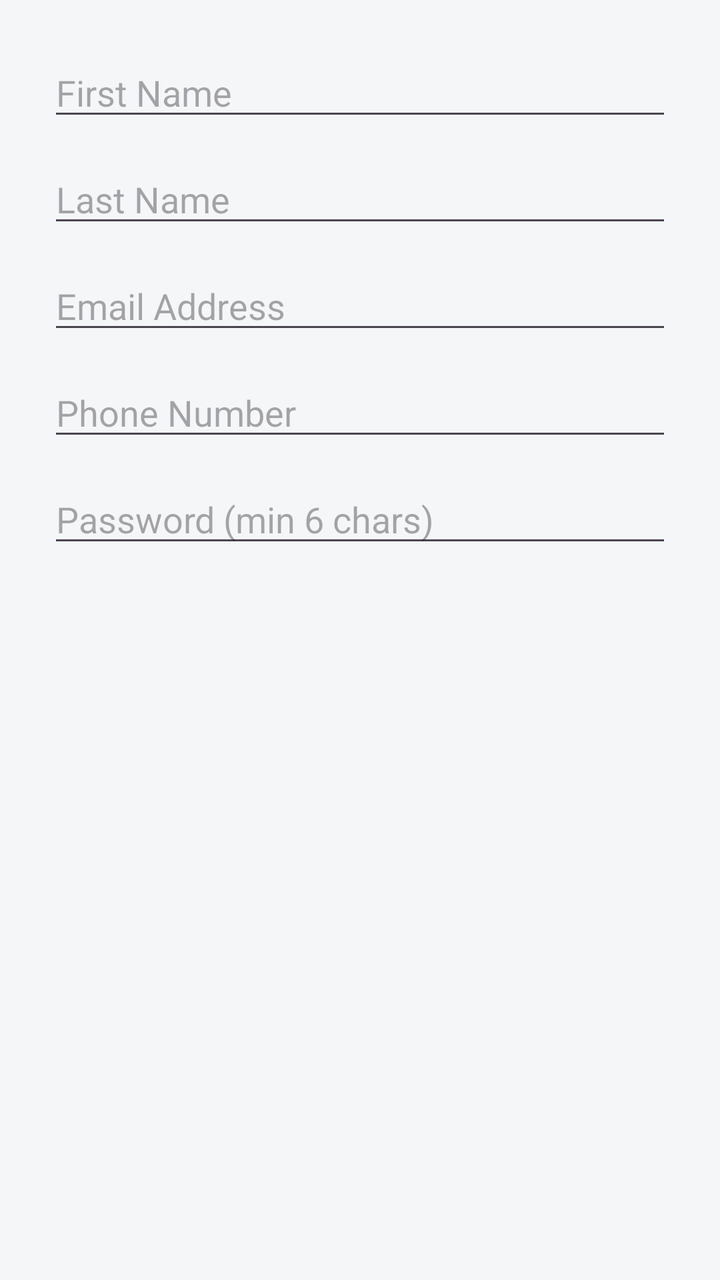
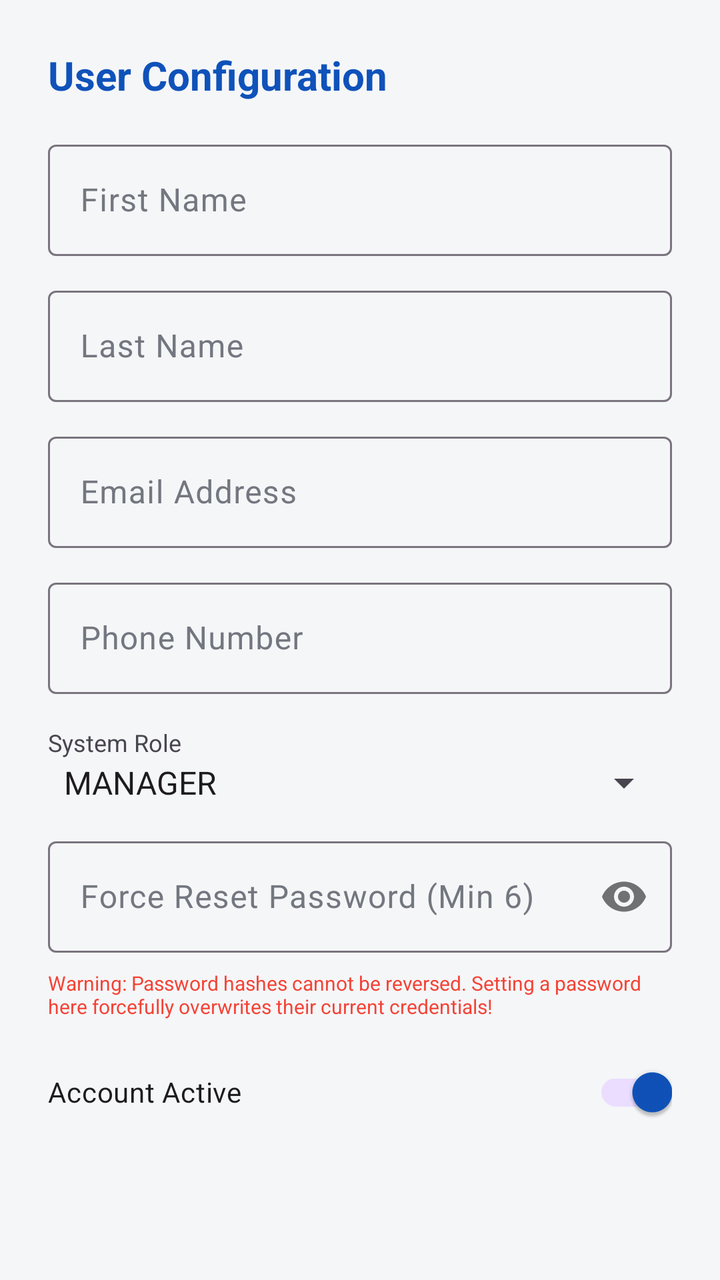

Compare the two renders of this Android layout. The source of the first and the diff that turns it into the second are given below.
<!-- AndroidManifest.xml: application theme Theme.TECHFIX -->
<!-- res/layout/dialog_manager_form.xml -->
<?xml version="1.0" encoding="utf-8"?>
<LinearLayout xmlns:android="http://schemas.android.com/apk/res/android"
    android:layout_width="match_parent"
    android:layout_height="wrap_content"
    android:orientation="vertical"
    android:padding="24dp">

    <EditText
        android:id="@+id/et_first_name"
        android:layout_width="match_parent"
        android:layout_height="wrap_content"
        android:hint="First Name"
        android:inputType="textPersonName"
        android:layout_marginBottom="12dp"/>

    <EditText
        android:id="@+id/et_last_name"
        android:layout_width="match_parent"
        android:layout_height="wrap_content"
        android:hint="Last Name"
        android:inputType="textPersonName"
        android:layout_marginBottom="12dp"/>

    <EditText
        android:id="@+id/et_email"
        android:layout_width="match_parent"
        android:layout_height="wrap_content"
        android:hint="Email Address"
        android:inputType="textEmailAddress"
        android:layout_marginBottom="12dp"/>

    <EditText
        android:id="@+id/et_phone"
        android:layout_width="match_parent"
        android:layout_height="wrap_content"
        android:hint="Phone Number"
        android:inputType="phone"
        android:layout_marginBottom="12dp"/>

    <EditText
        android:id="@+id/et_password"
        android:layout_width="match_parent"
        android:layout_height="wrap_content"
        android:hint="Password (min 6 chars)"
        android:inputType="textPassword" />

</LinearLayout>
<!-- resources referenced by this layout -->
<resources>
  <color name="app_background">#F5F6F8</color>
  <color name="app_surface">#FFFFFF</color>
  <color name="app_surface_variant">#F0F2F5</color>
  <color name="app_text_primary">#1A1C1E</color>
  <color name="app_text_secondary">#73777F</color>
  <color name="app_primary">#0F52BA</color>
  <color name="app_primary_variant">#0B3D8A</color>
  <color name="white">#FFFFFF</color>
  <color name="app_secondary">#1976D2</color>
  <style name="Widget.App.CardView" parent="Widget.Material3.CardView.Elevated">
          <item name="cardElevation">0dp</item>
          <item name="cardBackgroundColor">@color/app_surface</item>
          <item name="strokeWidth">1dp</item>
          <item name="strokeColor">@color/card_border</item>
          <item name="shapeAppearanceOverlay">@style/ShapeAppearance.App.LargeComponent</item>
      </style>
  <style name="Theme.App.BottomSheetDialog" parent="Theme.Material3.DayNight.BottomSheetDialog">
          <item name="bottomSheetStyle">@style/Widget.App.BottomSheet</item>
      </style>
  <style name="Widget.App.Button" parent="Widget.Material3.Button">
          <item name="shapeAppearanceOverlay">@style/ShapeAppearance.App.SmallComponent</item>
          <item name="android:paddingTop">14dp</item>
          <item name="android:paddingBottom">14dp</item>
          <item name="android:fontFamily">sans-serif-medium</item>
      </style>
  <style name="Widget.App.BottomNavigationView" parent="Widget.Material3.BottomNavigationView">
          <item name="backgroundTint">@color/app_surface</item>
          <item name="itemIconTint">@color/bottom_nav_color</item>
          <item name="itemTextColor">@color/bottom_nav_color</item>
          <item name="elevation">8dp</item>
      </style>
  <color name="card_border">#00000000</color>
  <style name="ShapeAppearance.App.LargeComponent" parent="ShapeAppearance.Material3.LargeComponent">
          <item name="cornerFamily">rounded</item>
          <item name="cornerSize">20dp</item>
      </style>
  <style name="Widget.App.BottomSheet" parent="Widget.Material3.BottomSheet">
          <item name="backgroundTint">@color/app_surface</item>
          <item name="shapeAppearanceOverlay">@style/ShapeAppearance.App.BottomSheet</item>
      </style>
  <style name="ShapeAppearance.App.SmallComponent" parent="ShapeAppearance.Material3.SmallComponent">
          <item name="cornerFamily">rounded</item>
          <item name="cornerSize">14dp</item>
      </style>
  <style name="ShapeAppearance.App.BottomSheet" parent="ShapeAppearance.Material3.LargeComponent">
          <item name="cornerFamily">rounded</item>
          <item name="cornerSizeTopRight">28dp</item>
          <item name="cornerSizeTopLeft">28dp</item>
          <item name="cornerSizeBottomRight">0dp</item>
          <item name="cornerSizeBottomLeft">0dp</item>
      </style>
  <!-- unchanged entries left out for length: 1 -->
</resources>

<!-- the commit's change to res/layout/dialog_manager_form.xml (unified diff, before → after) -->
@@ -1,47 +1,114 @@
 <?xml version="1.0" encoding="utf-8"?>
 <LinearLayout xmlns:android="http://schemas.android.com/apk/res/android"
+    xmlns:app="http://schemas.android.com/apk/res-auto"
     android:layout_width="match_parent"
     android:layout_height="wrap_content"
     android:orientation="vertical"
     android:padding="24dp">
 
-    <EditText
-        android:id="@+id/et_first_name"
+    <TextView
+        android:id="@+id/tv_dialog_title"
         android:layout_width="match_parent"
         android:layout_height="wrap_content"
-        android:hint="First Name"
-        android:inputType="textPersonName"
+        android:text="User Configuration"
+        android:textSize="20sp"
+        android:textStyle="bold"
+        android:textColor="?attr/colorPrimary"
+        android:layout_marginBottom="16dp"/>
+
+    <com.google.android.material.textfield.TextInputLayout
+        android:layout_width="match_parent"
+        android:layout_height="wrap_content"
+        android:layout_marginBottom="12dp"
+        style="@style/Widget.Material3.TextInputLayout.OutlinedBox">
+        <com.google.android.material.textfield.TextInputEditText
+            android:id="@+id/et_first_name"
+            android:layout_width="match_parent"
+            android:layout_height="wrap_content"
+            android:hint="First Name"
+            android:inputType="textPersonName"/>
+    </com.google.android.material.textfield.TextInputLayout>
+
+    <com.google.android.material.textfield.TextInputLayout
+        android:layout_width="match_parent"
+        android:layout_height="wrap_content"
+        android:layout_marginBottom="12dp"
+        style="@style/Widget.Material3.TextInputLayout.OutlinedBox">
+        <com.google.android.material.textfield.TextInputEditText
+            android:id="@+id/et_last_name"
+            android:layout_width="match_parent"
+            android:layout_height="wrap_content"
+            android:hint="Last Name"
+            android:inputType="textPersonName"/>
+    </com.google.android.material.textfield.TextInputLayout>
+
+    <com.google.android.material.textfield.TextInputLayout
+        android:layout_width="match_parent"
+        android:layout_height="wrap_content"
+        android:layout_marginBottom="12dp"
+        style="@style/Widget.Material3.TextInputLayout.OutlinedBox">
+        <com.google.android.material.textfield.TextInputEditText
+            android:id="@+id/et_email"
+            android:layout_width="match_parent"
+            android:layout_height="wrap_content"
+            android:hint="Email Address"
+            android:inputType="textEmailAddress"/>
+    </com.google.android.material.textfield.TextInputLayout>
+
+    <com.google.android.material.textfield.TextInputLayout
+        android:layout_width="match_parent"
+        android:layout_height="wrap_content"
+        android:layout_marginBottom="12dp"
+        style="@style/Widget.Material3.TextInputLayout.OutlinedBox">
+        <com.google.android.material.textfield.TextInputEditText
+            android:id="@+id/et_phone"
+            android:layout_width="match_parent"
+            android:layout_height="wrap_content"
+            android:hint="Phone Number"
+            android:inputType="phone"/>
+    </com.google.android.material.textfield.TextInputLayout>
+
+    <TextView
+        android:layout_width="match_parent"
+        android:layout_height="wrap_content"
+        android:text="System Role"
+        android:textSize="12sp"
+        android:layout_marginTop="4dp" />
+    <Spinner
+        android:id="@+id/spinner_role"
+        android:layout_width="match_parent"
+        android:layout_height="wrap_content"
+        android:layout_marginBottom="12dp"
+        android:entries="@array/role_options"/>
+
+    <com.google.android.material.textfield.TextInputLayout
+        android:layout_width="match_parent"
+        android:layout_height="wrap_content"
+        android:layout_marginBottom="12dp"
+        app:passwordToggleEnabled="true"
+        style="@style/Widget.Material3.TextInputLayout.OutlinedBox">
+        <com.google.android.material.textfield.TextInputEditText
+            android:id="@+id/et_password"
+            android:layout_width="match_parent"
+            android:layout_height="wrap_content"
+            android:hint="Force Reset Password (Min 6)"
+            android:inputType="textPassword" />
+    </com.google.android.material.textfield.TextInputLayout>
+
+    <TextView
+        android:layout_width="match_parent"
+        android:layout_height="wrap_content"
+        android:text="Warning: Password hashes cannot be reversed. Setting a password here forcefully overwrites their current credentials!"
+        android:textColor="#F44336"
+        android:textSize="10sp"
+        android:layout_marginTop="-4dp"
         android:layout_marginBottom="12dp"/>
 
-    <EditText
-        android:id="@+id/et_last_name"
+    <com.google.android.material.switchmaterial.SwitchMaterial
+        android:id="@+id/switch_active"
         android:layout_width="match_parent"
         android:layout_height="wrap_content"
-        android:hint="Last Name"
-        android:inputType="textPersonName"
-        android:layout_marginBottom="12dp"/>
-
-    <EditText
-        android:id="@+id/et_email"
-        android:layout_width="match_parent"
-        android:layout_height="wrap_content"
-        android:hint="Email Address"
-        android:inputType="textEmailAddress"
-        android:layout_marginBottom="12dp"/>
-
-    <EditText
-        android:id="@+id/et_phone"
-        android:layout_width="match_parent"
-        android:layout_height="wrap_content"
-        android:hint="Phone Number"
-        android:inputType="phone"
-        android:layout_marginBottom="12dp"/>
-
-    <EditText
-        android:id="@+id/et_password"
-        android:layout_width="match_parent"
-        android:layout_height="wrap_content"
-        android:hint="Password (min 6 chars)"
-        android:inputType="textPassword" />
+        android:text="Account Active"
+        android:checked="true"/>
 
 </LinearLayout>
<!-- resource entries referenced after the edit -->
@@ -1,5 +1,11 @@
 <!-- resources referenced by this layout -->
 <resources>
+  <string-array name="role_options">
+          <item>MANAGER</item>
+          <item>TECHNICIAN</item>
+          <item>CUSTOMER</item>
+          <item>ADMIN</item>
+      </string-array>
   <color name="app_background">#F5F6F8</color>
   <color name="app_surface">#FFFFFF</color>
   <color name="app_surface_variant">#F0F2F5</color>
